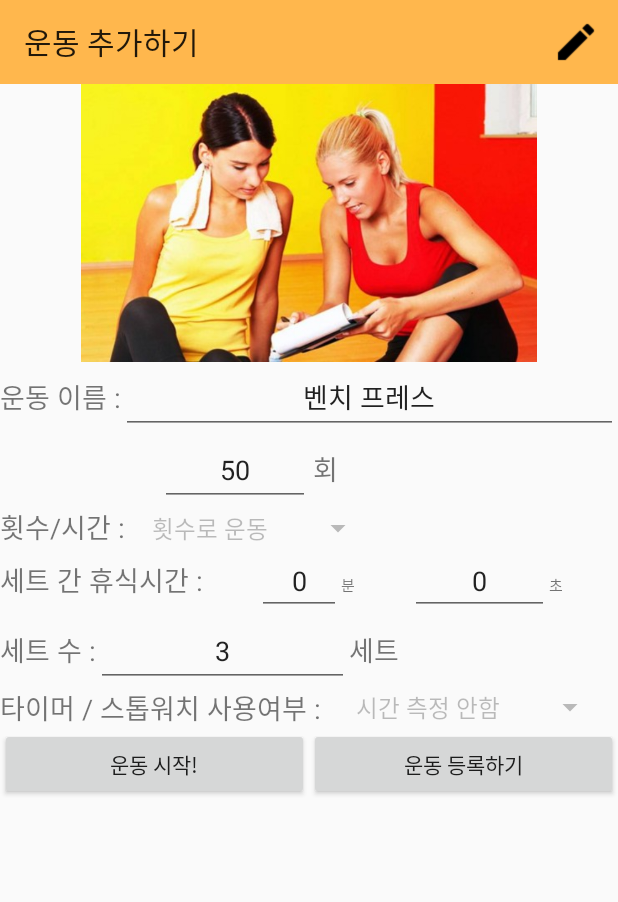
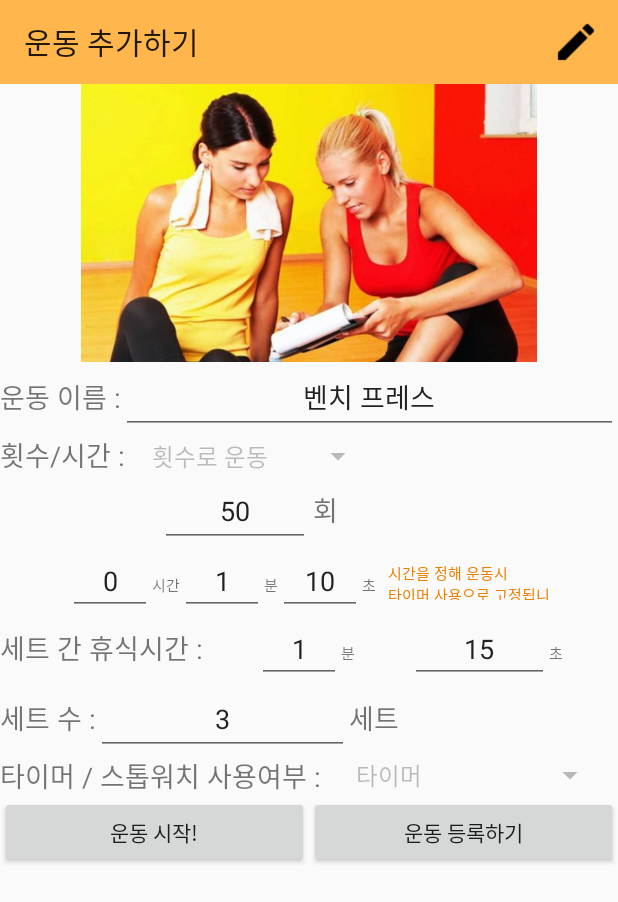
Before and after one commit to SongMarco/WorkOutApp, an Android app: the WorkoutActivity screen opened directly, with no data from a screen before it, after a tap on "벤치 프레스", on a phone screen of 412 x 824 dp. Shown: the top 902 px of the screen. Run offline under Robolectric (Android 15) with nearby library versions, the phone set to English and light mode, and no system bars.

Commit message:
ui를 조각중이다 ㄷㄷ

```diff
--- a/app/src/main/java/nova/workoutapp22/AddWorkoutActivity.java
+++ b/app/src/main/java/nova/workoutapp22/AddWorkoutActivity.java
@@ -120,7 +120,7 @@ public class AddWorkoutActivity extends AppCompatActivity implements AdapterView
         // 기존 내용을 먼저 그려주고, 사용자의 입력을 저장해준다
         if (strAddWoMode.equals(BasicInfo.MODE_MODIFY) || strAddWoMode.equals(BasicInfo.MODE_VIEW)) {
 
-
+            Toast.makeText(this, "운동을 편집하려면 우측 상단의 연필버튼을 눌러주세요", Toast.LENGTH_SHORT).show();
 
 
             //processIntent가 정상적으로 끝나면 텍스트의 변화를 감지하여, editFlag를 변경한다 -> 이후 저장여부 결정함
--- a/app/src/main/java/nova/workoutapp22/AsyncTaskSrc/StopWatchTask.java
+++ b/app/src/main/java/nova/workoutapp22/AsyncTaskSrc/StopWatchTask.java
@@ -22,7 +22,7 @@ public class StopWatchTask extends AsyncTask<Void, Void, String> {
     private TextView countDown = null;
 
     private TextView woSetPl = null;
-    private TextView tvTitle = null;
+    private TextView tvTitle, tvTimeTitle;
     private int totalRestSec = 0;
 
     private Button buttonStart, buttonSetDone;
@@ -46,7 +46,7 @@ public class StopWatchTask extends AsyncTask<Void, Void, String> {
         woSetPl = (TextView)PlayWorkoutActivity.getInstance().findViewById(R.id.textViewSetPl);
         tvTitle = (TextView)PlayWorkoutActivity.getInstance().findViewById(R.id.textViewCountDown);
         totalRestSec = PlayWorkoutActivity.getInstance().getTotalRestSec();
-
+        tvTimeTitle = (TextView)PlayWorkoutActivity.getInstance().findViewById(R.id.textViewTimeTitlePl);
     }
 
     public void setWorkoutTime(int time) {
--- a/app/src/main/java/nova/workoutapp22/WorkoutActivity.java
+++ b/app/src/main/java/nova/workoutapp22/WorkoutActivity.java
@@ -45,6 +45,8 @@ import nova.workoutapp22.subSources.BasicInfo;
 
 import static nova.workoutapp22.subSources.BasicInfo.REQ_ADD_WORKOUT;
 import static nova.workoutapp22.subSources.BasicInfo.REQ_MODIFY_WORKOUT;
+import static nova.workoutapp22.subSources.KeySet.STRING_NOTIMER;
+import static nova.workoutapp22.subSources.KeySet.STRING_STOPWATCH;
 import static nova.workoutapp22.subSources.KeySet.STRING_TIMER;
 import static nova.workoutapp22.subSources.KeySet.key_boolTimeSet;
 import static nova.workoutapp22.subSources.KeySet.key_hour;
@@ -97,9 +99,9 @@ public class WorkoutActivity extends AppCompatActivity {
         listViewForWorkout = (ListView) findViewById(R.id.listViewForWorkout);
         listViewForWorkout.setAdapter(workoutAdapter);
 
-        workoutAdapter.addItem(new WorkoutItem(0, "벤치 프레스", "50", "3", "타이머 사용"));
-        workoutAdapter.addItem(new WorkoutItem(1, "팔굽혀 펴기", "20", "5", "스톱워치 사용"));
-        workoutAdapter.addItem(new WorkoutItem(2, "스쿼트", "100", "2", "사용 안함"));
+            workoutAdapter.addItem(new WorkoutItem(0, "벤치 프레스", "50", "3",0,1,10, STRING_TIMER, false, 1,15));
+        workoutAdapter.addItem(new WorkoutItem(1, "팔굽혀 펴기", "20", "5", STRING_STOPWATCH));
+        workoutAdapter.addItem(new WorkoutItem(2, "스쿼트", "100", "2", STRING_NOTIMER));
 
         workoutAdapter.notifyDataSetChanged();
 
@@ -637,7 +639,7 @@ public class WorkoutActivity extends AppCompatActivity {
                 int loadedMin = data.getIntExtra("min", -1);
                 int loadedSec = data.getIntExtra("sec", -1);
 
-                WorkoutItem result = new WorkoutItem(woName, woSet, woNum, loadedHour, loadedMin, loadedSec, timerSetting, boolTimeSet, restMin, restSec);
+                WorkoutItem result = new WorkoutItem(woName,  woNum, woSet, loadedHour, loadedMin, loadedSec, timerSetting, boolTimeSet, restMin, restSec);
                 return result;
 
             }
--- a/app/src/main/java/nova/workoutapp22/listviewSrcForWorkOut/WorkoutItem.java
+++ b/app/src/main/java/nova/workoutapp22/listviewSrcForWorkOut/WorkoutItem.java
@@ -90,7 +90,8 @@ public class WorkoutItem {
         this.restSec = restSec;
     }
 
-    public WorkoutItem(String woName, String woSet, String woNum,  int hour, int min, int sec ,String timerSetting, boolean boolTimeSet, int restMin, int restSec){
+    // 숫자 + 시간을 가짐. 횟수 + 시간 운동에 사용된다.
+    public WorkoutItem(String woName, String woNum, String woSet,   int hour, int min, int sec ,String timerSetting, boolean boolTimeSet, int restMin, int restSec){
         this.woName = woName;
         this.timerSetting = timerSetting;
         this.woSet = woSet;
@@ -103,6 +104,23 @@ public class WorkoutItem {
         this.restMin = restMin;
         this.restSec = restSec;
     }
+
+    //숫자 + 시간 가지는 것 초기화를 위한 생성자(초기값- 벤치)
+    public WorkoutItem(int mID, String woName, String woNum, String woSet,   int hour, int min, int sec ,String timerSetting, boolean boolTimeSet, int restMin, int restSec){
+        this.mID = mID;
+        this.woName = woName;
+        this.timerSetting = timerSetting;
+        this.woSet = woSet;
+        this.woNum = woNum;
+        this.hour = hour;
+        this.min = min;
+        this.sec = sec;
+        this.boolTimeSet = boolTimeSet;
+
+        this.restMin = restMin;
+        this.restSec = restSec;
+    }
+
 
 
 
--- a/app/src/main/res/layout/activity_add_workout.xml
+++ b/app/src/main/res/layout/activity_add_workout.xml
@@ -51,6 +51,29 @@
                     android:hint="운동 이름 입력"
                     android:inputType="text"
                     android:textAlignment="center" />
+            </LinearLayout>
+
+            <LinearLayout
+                android:layout_width="match_parent"
+                android:layout_height="match_parent"
+                android:orientation="horizontal">
+
+                <TextView
+                    android:id="@+id/textViewNumOrTime"
+                    android:layout_width="wrap_content"
+                    android:layout_height="wrap_content"
+                    android:layout_marginRight="10dp"
+
+
+                    android:text="횟수/시간 :"
+                    android:textSize="18sp" />
+
+                <Spinner
+                    android:id="@+id/spinnerNumOrTime"
+                    android:layout_width="wrap_content"
+                    android:layout_height="wrap_content" />
+
+
             </LinearLayout>
 
             <LinearLayout
@@ -179,29 +202,6 @@
                     </FrameLayout>
 
                 </LinearLayout>
-            </LinearLayout>
-
-            <LinearLayout
-                android:layout_width="match_parent"
-                android:layout_height="match_parent"
-                android:orientation="horizontal">
-
-                <TextView
-                    android:id="@+id/textViewNumOrTime"
-                    android:layout_width="wrap_content"
-                    android:layout_height="wrap_content"
-                    android:layout_marginRight="10dp"
-
-
-                    android:text="횟수/시간 :"
-                    android:textSize="18sp" />
-
-                <Spinner
-                    android:id="@+id/spinnerNumOrTime"
-                    android:layout_width="wrap_content"
-                    android:layout_height="wrap_content" />
-
-
             </LinearLayout>
 
             <LinearLayout
```
Also changed, not shown: app/src/main/java/nova/workoutapp22/AsyncTaskSrc/RestTimerTask.java (+18 -9 lines), app/src/main/java/nova/workoutapp22/PlayWorkoutActivity.java (+39 -10 lines), app/src/main/res/layout/activity_play_workout.xml (+17 -9 lines).
